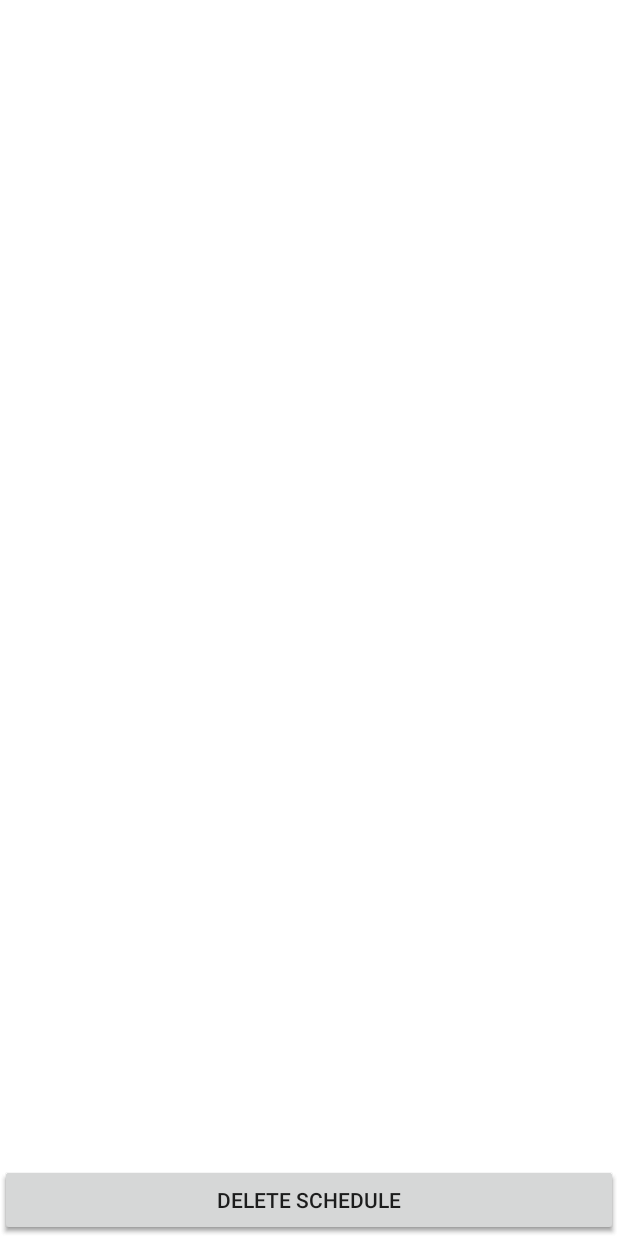
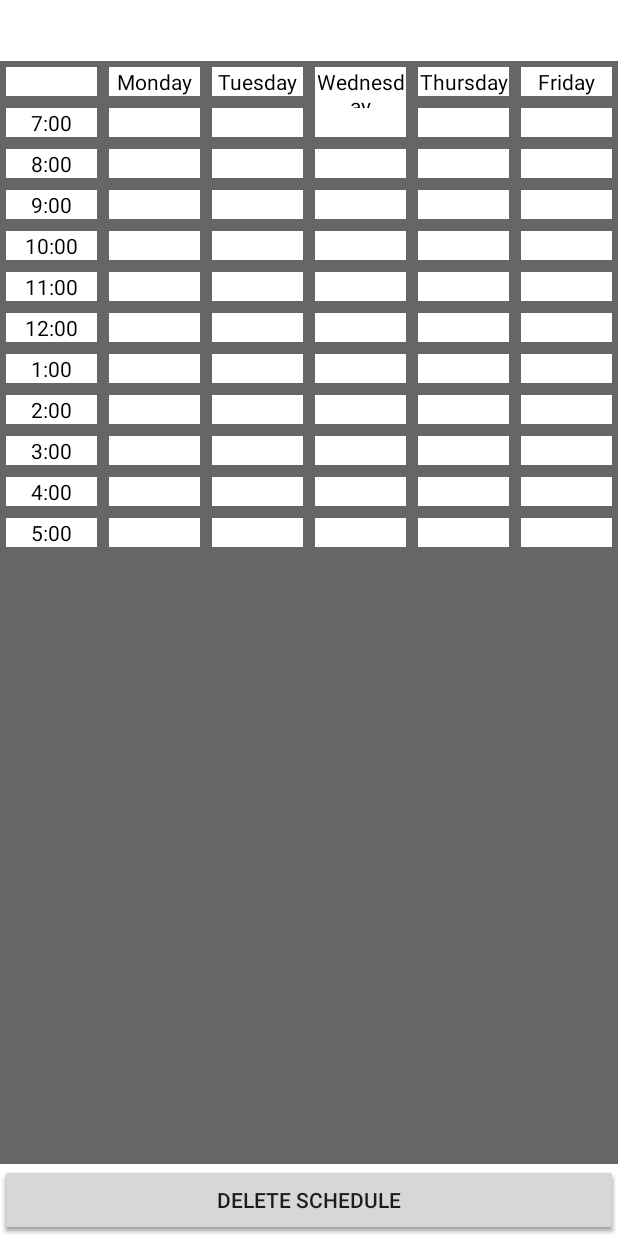
Before and after one commit to Zach076/WWU_Classfinder, an Android app: the SchedViewFragment screen opened directly, with no data from a screen before it, on a phone screen of 412 x 824 dp. Run offline under Robolectric (Android 15) with nearby library versions, the phone set to English and light mode, and no system bars; 9 statements that could not run were skipped.

Commit message:
fixed a lot of stuff, gridview is working, delete button is not working

```diff
--- a/app/src/main/java/com/csci412/classfinder/MatrixAdapter.java
+++ b/app/src/main/java/com/csci412/classfinder/MatrixAdapter.java
@@ -1,9 +1,11 @@
 package com.csci412.classfinder;
 
 import android.content.Context;
+import android.view.LayoutInflater;
 import android.view.View;
 import android.view.ViewGroup;
 import android.widget.BaseAdapter;
+import android.widget.TextView;
 
 import java.util.List;
 
@@ -33,7 +35,17 @@ public class MatrixAdapter extends BaseAdapter {
 
     @Override
     public View getView(int i, View view, ViewGroup viewGroup) {
-        View v=View.inflate(context,R.layout.schedule_griditem,null);
-        return v;
+        final CustomItems.MatrixItem matrixItem = matrixList.get(i);
+
+        if (view == null) {
+            final LayoutInflater layoutInflater = LayoutInflater.from(context);
+            view = layoutInflater.inflate(R.layout.schedule_griditem, null);
+        }
+
+        final TextView textView = (TextView)view.findViewById(R.id.griditem);
+
+        textView.setText(matrixItem.text);
+
+        return view;
     }
 }
--- a/app/src/main/java/com/csci412/classfinder/SchedViewFragment.java
+++ b/app/src/main/java/com/csci412/classfinder/SchedViewFragment.java
@@ -49,17 +49,6 @@ public class SchedViewFragment extends Fragment {
 
         TextView tv = (TextView)rootView.findViewById(R.id.item_detail);
         tv.setText(Sched.name);
-
-        Button deleteBtn = rootView.findViewById(R.id.deleteBtn);
-        deleteBtn.setOnClickListener(new View.OnClickListener() {
-            @Override
-            public void onClick(View view) {
-                CustomItems.removeSchedule(Sched);
-                tv.setTextColor(getResources().getColor(R.color.red));
-                tv.setText("deleted");
-
-            }
-        });
 
         // GET THE MATRIX DIMENSIONS
         int columns=6;
@@ -160,6 +149,18 @@ public class SchedViewFragment extends Fragment {
             }
         }
 
+        grid.setNumColumns(columns);
+        MatrixAdapter matrixAdapter = new MatrixAdapter(getContext(), matrixList);
+        grid.setAdapter(matrixAdapter);
+        matrixAdapter.notifyDataSetChanged();
+
+        Button deleteBtn = rootView.findViewById(R.id.deleteBtn);
+        deleteBtn.setOnClickListener(view -> {
+            CustomItems.removeSchedule(Sched);
+            tv.setTextColor(getResources().getColor(R.color.red));
+            tv.setText("deleted");
+        });
+
         return rootView;
     }
 }
--- a/app/src/main/res/layout/schedule_detail.xml
+++ b/app/src/main/res/layout/schedule_detail.xml
@@ -22,6 +22,7 @@
         android:layout_above="@+id/deleteBtn"
         android:layout_below="@+id/item_detail"
         android:id="@+id/grid"
+        android:background="@color/grey"
         android:layout_width="wrap_content"
         android:layout_height="wrap_content">
 
--- a/app/src/main/res/layout/schedule_griditem.xml
+++ b/app/src/main/res/layout/schedule_griditem.xml
@@ -5,8 +5,13 @@
     android:layout_width="match_parent"
     android:layout_height="match_parent">
     <TextView
-        android:textSize="20sp"
+        android:id="@+id/griditem"
+        android:textSize="14sp"
         android:gravity="center"
+        android:text=""
+        android:textColor="@color/black"
+        android:background="@color/white"
+        android:layout_margin="4dp"
         android:textAlignment="center"
         android:layout_width="match_parent"
         android:layout_height="match_parent" />
```
